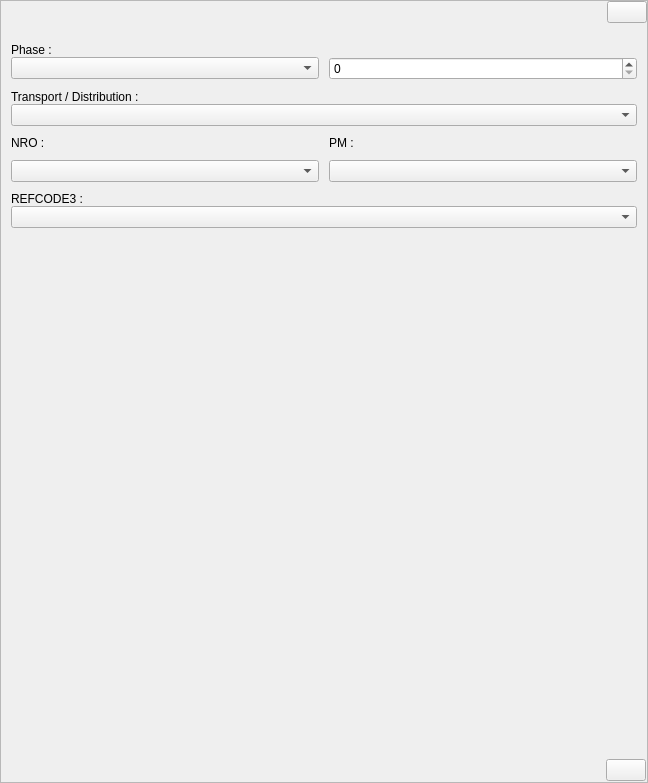
The window that src/gui/ui/form_dlg.ui (LaM0uette/MyDLG) describes before a commit, drawn with Qt 5.
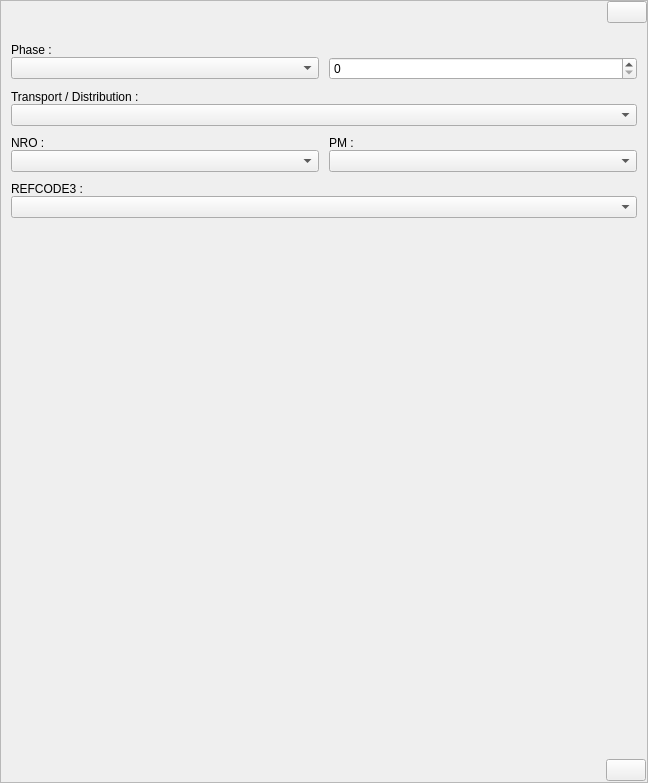
The same window after the commit.

Patch:
```diff
--- a/src/gui/ui/form_dlg.ui
+++ b/src/gui/ui/form_dlg.ui
@@ -204,9 +204,12 @@
          </item>
          <item>
           <layout class="QGridLayout" name="gridLayout">
-           <property name="spacing">
+           <property name="horizontalSpacing">
             <number>10</number>
            </property>
+           <property name="verticalSpacing">
+            <number>0</number>
+           </property>
            <item row="1" column="0">
             <widget class="QLabel" name="lb_nro">
              <property name="text">
```
